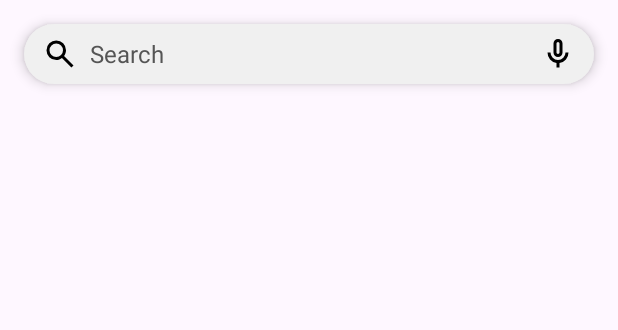
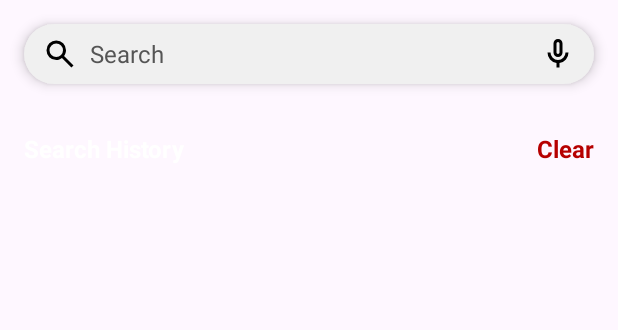
Before and after one commit to Jackle-Song/NewsApp, an Android app: the layout fragment_search_news.xml on its own in the app's theme, with its tools: preview values and no code run, on a phone screen of 412 x 824 dp. Shown: the top 330 px of the screen. Run offline under Robolectric (Android 15) with nearby library versions, the phone set to English and light mode, and no system bars.

Commit message:
fix search text not visible issue

```diff
--- a/app/src/main/java/com/mrsworkshop/newsapp/fragment/SearchHistoryFragment.kt
+++ b/app/src/main/java/com/mrsworkshop/newsapp/fragment/SearchHistoryFragment.kt
@@ -94,6 +94,10 @@ class SearchHistoryFragment : BaseFragment(), NewsDetailsAdapter.NewsDetailsInte
 
         binding.etSearchEditText.setOnFocusChangeListener { _, hasFocus ->
             if (hasFocus) {
+                val searchText = binding.etSearchEditText.text.toString().trim()
+                if (searchText.isNotEmpty()) {
+                    binding.txtSearchText.visibility = View.VISIBLE
+                }
                 binding.layoutSearchHistory.visibility = View.VISIBLE
                 binding.layoutSearchHistoryWrapper.visibility = View.VISIBLE
                 binding.recyclerviewSearchResults.visibility = View.GONE
--- a/app/src/main/res/layout/fragment_search_news.xml
+++ b/app/src/main/res/layout/fragment_search_news.xml
@@ -76,8 +76,7 @@
             android:orientation="horizontal"
             android:layout_margin="16dp"
             android:layout_width="match_parent"
-            android:layout_height="wrap_content"
-            android:visibility="gone">
+            android:layout_height="wrap_content">
 
             <TextView
                 android:id="@+id/txtSearchHistoryTitle"
@@ -106,8 +105,7 @@
             app:flexDirection="row"
             android:padding="8dp"
             android:layout_width="match_parent"
-            android:layout_height="wrap_content"
-            android:visibility="gone"/>
+            android:layout_height="wrap_content" />
 
         <androidx.recyclerview.widget.RecyclerView
             android:id="@+id/recyclerviewSearchResults"
```
